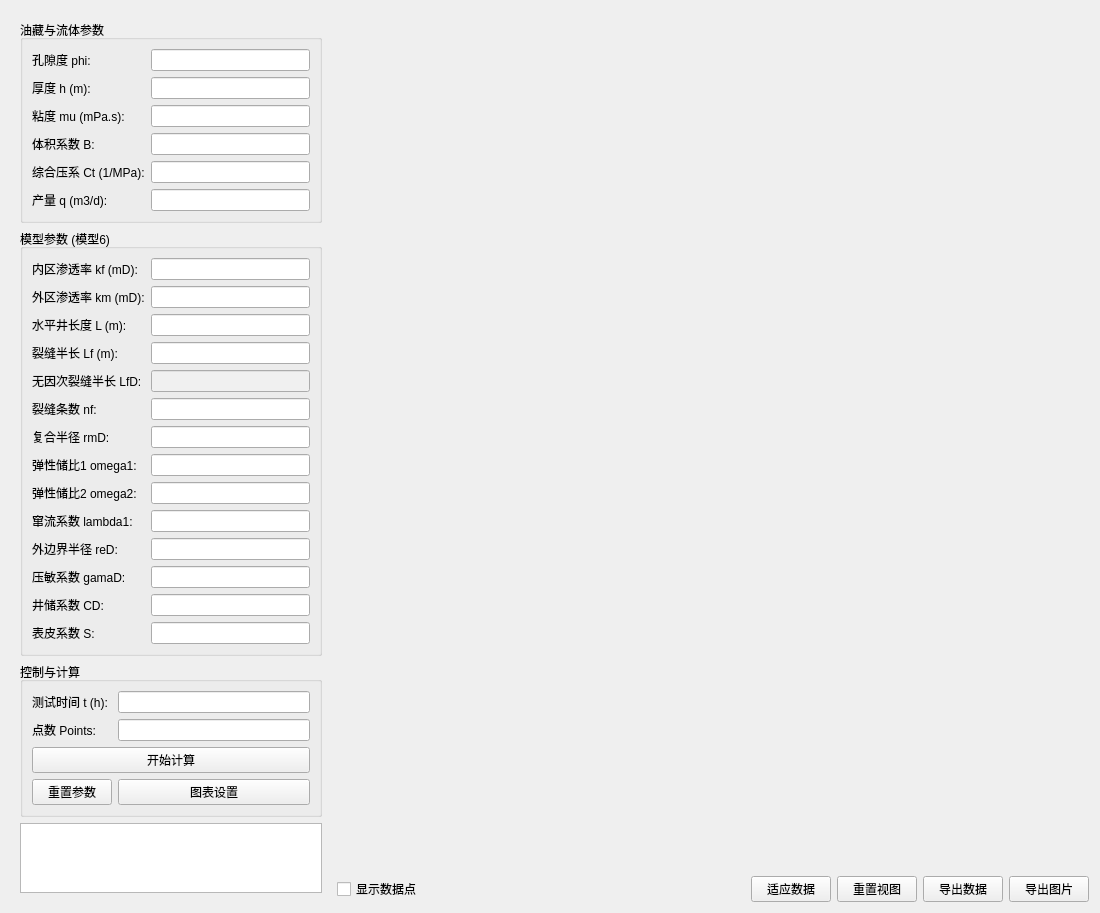
Qt form modelwidget6.ui (Luqinghao1/WT1217D) before a commit.
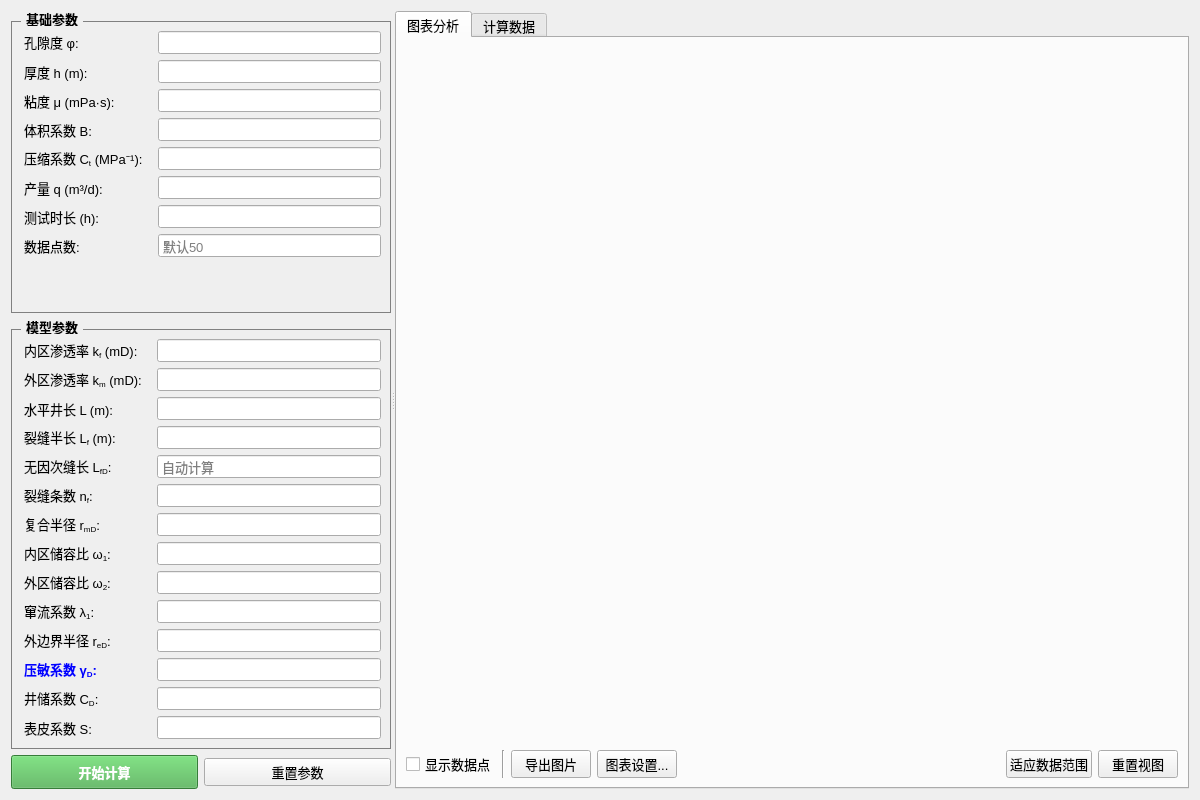
The same form after that commit.

What changed in the file:
```diff
--- a/modelwidget6.ui
+++ b/modelwidget6.ui
@@ -6,25 +6,26 @@
    <rect>
     <x>0</x>
     <y>0</y>
-    <width>1100</width>
+    <width>1200</width>
     <height>800</height>
    </rect>
   </property>
   <property name="windowTitle">
-   <string>Model 6</string>
+   <string>ModelWidget6 - 复合油藏水平井(含井储表皮)</string>
+  </property>
+  <property name="styleSheet">
+   <string notr="true">QWidget { color: black; font-family: &quot;Microsoft YaHei&quot;; font-size: 10pt; } QGroupBox { font-weight: bold; border: 1px solid gray; margin-top: 10px; } QGroupBox::title { subcontrol-origin: margin; left: 10px; padding: 0 3px; } QLineEdit { padding: 2px; } QLabel { padding-right: 5px; }</string>
   </property>
   <layout class="QHBoxLayout" name="horizontalLayout">
    <item>
+    <widget class="QSplitter" name="splitter">
+     <property name="orientation">
+      <enum>Qt::Orientation::Horizontal</enum>
+     </property>
     <widget class="QWidget" name="leftPanel" native="true">
-     <property name="minimumSize">
-      <size>
-       <width>320</width>
-       <height>0</height>
-      </size>
-     </property>
      <property name="maximumSize">
       <size>
-       <width>320</width>
+        <width>380</width>
        <height>16777215</height>
       </size>
      </property>
@@ -32,137 +33,248 @@
       <item>
        <widget class="QGroupBox" name="grpBaseParams">
         <property name="title">
-         <string>油藏与流体参数</string>
-        </property>
-        <layout class="QFormLayout" name="formLayout">
+          <string>基础参数</string>
+         </property>
+         <layout class="QFormLayout" name="formLayout_Base">
          <item row="0" column="0">
-          <widget class="QLabel" name="label"><property name="text"><string>孔隙度 phi:</string></property></widget>
+           <widget class="QLabel" name="label_phi">
+            <property name="text">
+             <string>&lt;html&gt;&lt;head/&gt;&lt;body&gt;&lt;p&gt;孔隙度 φ:&lt;/p&gt;&lt;/body&gt;&lt;/html&gt;</string>
+            </property>
+           </widget>
          </item>
          <item row="0" column="1">
           <widget class="QLineEdit" name="phiEdit"/>
          </item>
          <item row="1" column="0">
-          <widget class="QLabel" name="label_2"><property name="text"><string>厚度 h (m):</string></property></widget>
+           <widget class="QLabel" name="label_h">
+            <property name="text">
+             <string>厚度 h (m):</string>
+            </property>
+           </widget>
          </item>
          <item row="1" column="1">
           <widget class="QLineEdit" name="hEdit"/>
          </item>
          <item row="2" column="0">
-          <widget class="QLabel" name="label_3"><property name="text"><string>粘度 mu (mPa.s):</string></property></widget>
+           <widget class="QLabel" name="label_mu">
+            <property name="text">
+             <string>粘度 μ (mPa·s):</string>
+            </property>
+           </widget>
          </item>
          <item row="2" column="1">
           <widget class="QLineEdit" name="muEdit"/>
          </item>
          <item row="3" column="0">
-          <widget class="QLabel" name="label_4"><property name="text"><string>体积系数 B:</string></property></widget>
+           <widget class="QLabel" name="label_B">
+            <property name="text">
+             <string>体积系数 B:</string>
+            </property>
+           </widget>
          </item>
          <item row="3" column="1">
           <widget class="QLineEdit" name="BEdit"/>
          </item>
          <item row="4" column="0">
-          <widget class="QLabel" name="label_5"><property name="text"><string>综合压系 Ct (1/MPa):</string></property></widget>
+           <widget class="QLabel" name="label_Ct">
+            <property name="text">
+             <string>&lt;html&gt;&lt;head/&gt;&lt;body&gt;&lt;p&gt;压缩系数 C&lt;sub&gt;t&lt;/sub&gt; (MPa⁻¹):&lt;/p&gt;&lt;/body&gt;&lt;/html&gt;</string>
+            </property>
+           </widget>
          </item>
          <item row="4" column="1">
           <widget class="QLineEdit" name="CtEdit"/>
          </item>
          <item row="5" column="0">
-          <widget class="QLabel" name="label_6"><property name="text"><string>产量 q (m3/d):</string></property></widget>
+           <widget class="QLabel" name="label_q">
+            <property name="text">
+             <string>产量 q (m³/d):</string>
+            </property>
+           </widget>
          </item>
          <item row="5" column="1">
           <widget class="QLineEdit" name="qEdit"/>
          </item>
+          <item row="6" column="0">
+           <widget class="QLabel" name="label_t">
+            <property name="text">
+             <string>测试时长 (h):</string>
+            </property>
+           </widget>
+          </item>
+          <item row="6" column="1">
+           <widget class="QLineEdit" name="tEdit"/>
+          </item>
+          <item row="7" column="0">
+           <widget class="QLabel" name="label_points">
+            <property name="text">
+             <string>数据点数:</string>
+            </property>
+           </widget>
+          </item>
+          <item row="7" column="1">
+           <widget class="QLineEdit" name="pointsEdit">
+            <property name="placeholderText">
+             <string>默认50</string>
+            </property>
+           </widget>
+          </item>
         </layout>
        </widget>
       </item>
       <item>
        <widget class="QGroupBox" name="grpModelParams">
         <property name="title">
-         <string>模型参数 (模型6)</string>
-        </property>
-        <layout class="QFormLayout" name="formLayout_2">
+          <string>模型参数</string>
+         </property>
+         <layout class="QFormLayout" name="formLayout_Model">
          <item row="0" column="0">
-          <widget class="QLabel" name="label_7"><property name="text"><string>内区渗透率 kf (mD):</string></property></widget>
+           <widget class="QLabel" name="label_kf">
+            <property name="text">
+             <string>&lt;html&gt;&lt;head/&gt;&lt;body&gt;&lt;p&gt;内区渗透率 k&lt;sub&gt;f&lt;/sub&gt; (mD):&lt;/p&gt;&lt;/body&gt;&lt;/html&gt;</string>
+            </property>
+           </widget>
          </item>
          <item row="0" column="1">
           <widget class="QLineEdit" name="kfEdit"/>
          </item>
          <item row="1" column="0">
-          <widget class="QLabel" name="label_8"><property name="text"><string>外区渗透率 km (mD):</string></property></widget>
+           <widget class="QLabel" name="label_km">
+            <property name="text">
+             <string>&lt;html&gt;&lt;head/&gt;&lt;body&gt;&lt;p&gt;外区渗透率 k&lt;sub&gt;m&lt;/sub&gt; (mD):&lt;/p&gt;&lt;/body&gt;&lt;/html&gt;</string>
+            </property>
+           </widget>
          </item>
          <item row="1" column="1">
           <widget class="QLineEdit" name="kmEdit"/>
          </item>
          <item row="2" column="0">
-          <widget class="QLabel" name="label_9"><property name="text"><string>水平井长度 L (m):</string></property></widget>
+           <widget class="QLabel" name="label_L">
+            <property name="text">
+             <string>水平井长 L (m):</string>
+            </property>
+           </widget>
          </item>
          <item row="2" column="1">
           <widget class="QLineEdit" name="LEdit"/>
          </item>
          <item row="3" column="0">
-          <widget class="QLabel" name="label_10"><property name="text"><string>裂缝半长 Lf (m):</string></property></widget>
+           <widget class="QLabel" name="label_Lf">
+            <property name="text">
+             <string>&lt;html&gt;&lt;head/&gt;&lt;body&gt;&lt;p&gt;裂缝半长 L&lt;sub&gt;f&lt;/sub&gt; (m):&lt;/p&gt;&lt;/body&gt;&lt;/html&gt;</string>
+            </property>
+           </widget>
          </item>
          <item row="3" column="1">
           <widget class="QLineEdit" name="LfEdit"/>
          </item>
          <item row="4" column="0">
-          <widget class="QLabel" name="label_LfD"><property name="text"><string>无因次裂缝半长 LfD:</string></property></widget>
+           <widget class="QLabel" name="label_LfD">
+            <property name="text">
+             <string>&lt;html&gt;&lt;head/&gt;&lt;body&gt;&lt;p&gt;无因次缝长 L&lt;sub&gt;fD&lt;/sub&gt;:&lt;/p&gt;&lt;/body&gt;&lt;/html&gt;</string>
+            </property>
+           </widget>
          </item>
          <item row="4" column="1">
           <widget class="QLineEdit" name="LfDEdit">
-           <property name="readOnly"><bool>true</bool></property>
-           <property name="styleSheet"><string>background-color: #f0f0f0;</string></property>
+            <property name="readOnly">
+             <bool>true</bool>
+            </property>
+            <property name="placeholderText">
+             <string>自动计算</string>
+            </property>
           </widget>
          </item>
          <item row="5" column="0">
-          <widget class="QLabel" name="label_11"><property name="text"><string>裂缝条数 nf:</string></property></widget>
+           <widget class="QLabel" name="label_nf">
+            <property name="text">
+             <string>&lt;html&gt;&lt;head/&gt;&lt;body&gt;&lt;p&gt;裂缝条数 n&lt;sub&gt;f&lt;/sub&gt;:&lt;/p&gt;&lt;/body&gt;&lt;/html&gt;</string>
+            </property>
+           </widget>
          </item>
          <item row="5" column="1">
           <widget class="QLineEdit" name="nfEdit"/>
          </item>
          <item row="6" column="0">
-          <widget class="QLabel" name="label_12"><property name="text"><string>复合半径 rmD:</string></property></widget>
+           <widget class="QLabel" name="label_rmD">
+            <property name="text">
+             <string>&lt;html&gt;&lt;head/&gt;&lt;body&gt;&lt;p&gt;复合半径 r&lt;sub&gt;mD&lt;/sub&gt;:&lt;/p&gt;&lt;/body&gt;&lt;/html&gt;</string>
+            </property>
+           </widget>
          </item>
          <item row="6" column="1">
           <widget class="QLineEdit" name="rmDEdit"/>
          </item>
          <item row="7" column="0">
-          <widget class="QLabel" name="label_13"><property name="text"><string>弹性储比1 omega1:</string></property></widget>
+           <widget class="QLabel" name="label_omga1">
+            <property name="text">
+             <string>&lt;html&gt;&lt;head/&gt;&lt;body&gt;&lt;p&gt;内区储容比 ω&lt;sub&gt;1&lt;/sub&gt;:&lt;/p&gt;&lt;/body&gt;&lt;/html&gt;</string>
+            </property>
+           </widget>
          </item>
          <item row="7" column="1">
           <widget class="QLineEdit" name="omga1Edit"/>
          </item>
          <item row="8" column="0">
-          <widget class="QLabel" name="label_14"><property name="text"><string>弹性储比2 omega2:</string></property></widget>
+           <widget class="QLabel" name="label_omga2">
+            <property name="text">
+             <string>&lt;html&gt;&lt;head/&gt;&lt;body&gt;&lt;p&gt;外区储容比 ω&lt;sub&gt;2&lt;/sub&gt;:&lt;/p&gt;&lt;/body&gt;&lt;/html&gt;</string>
+            </property>
+           </widget>
          </item>
          <item row="8" column="1">
           <widget class="QLineEdit" name="omga2Edit"/>
          </item>
          <item row="9" column="0">
-          <widget class="QLabel" name="label_15"><property name="text"><string>窜流系数 lambda1:</string></property></widget>
+           <widget class="QLabel" name="label_remda1">
+            <property name="text">
+             <string>&lt;html&gt;&lt;head/&gt;&lt;body&gt;&lt;p&gt;窜流系数 λ&lt;sub&gt;1&lt;/sub&gt;:&lt;/p&gt;&lt;/body&gt;&lt;/html&gt;</string>
+            </property>
+           </widget>
          </item>
          <item row="9" column="1">
           <widget class="QLineEdit" name="remda1Edit"/>
          </item>
          <item row="10" column="0">
-          <widget class="QLabel" name="label_reD"><property name="text"><string>外边界半径 reD:</string></property></widget>
+           <widget class="QLabel" name="label_reD">
+            <property name="text">
+             <string>&lt;html&gt;&lt;head/&gt;&lt;body&gt;&lt;p&gt;外边界半径 r&lt;sub&gt;eD&lt;/sub&gt;:&lt;/p&gt;&lt;/body&gt;&lt;/html&gt;</string>
+            </property>
+           </widget>
          </item>
          <item row="10" column="1">
           <widget class="QLineEdit" name="reDEdit"/>
          </item>
          <item row="11" column="0">
-          <widget class="QLabel" name="label_gamaD"><property name="text"><string>压敏系数 gamaD:</string></property></widget>
+           <widget class="QLabel" name="label_gamaD">
+            <property name="styleSheet">
+             <string notr="true">color: blue; font-weight: bold;</string>
+            </property>
+            <property name="text">
+             <string>&lt;html&gt;&lt;head/&gt;&lt;body&gt;&lt;p&gt;压敏系数 γ&lt;sub&gt;D&lt;/sub&gt;:&lt;/p&gt;&lt;/body&gt;&lt;/html&gt;</string>
+            </property>
+           </widget>
          </item>
          <item row="11" column="1">
           <widget class="QLineEdit" name="gamaDEdit"/>
          </item>
          <item row="12" column="0">
-          <widget class="QLabel" name="label_cD"><property name="text"><string>井储系数 CD:</string></property></widget>
+           <widget class="QLabel" name="label_cD">
+            <property name="text">
+             <string>&lt;html&gt;&lt;head/&gt;&lt;body&gt;&lt;p&gt;井储系数 C&lt;sub&gt;D&lt;/sub&gt;:&lt;/p&gt;&lt;/body&gt;&lt;/html&gt;</string>
+            </property>
+           </widget>
          </item>
          <item row="12" column="1">
           <widget class="QLineEdit" name="cDEdit"/>
          </item>
          <item row="13" column="0">
-          <widget class="QLabel" name="label_S"><property name="text"><string>表皮系数 S:</string></property></widget>
+           <widget class="QLabel" name="label_S">
+            <property name="text">
+             <string>表皮系数 S:</string>
+            </property>
+           </widget>
          </item>
          <item row="13" column="1">
           <widget class="QLineEdit" name="sEdit"/>
@@ -171,76 +283,41 @@
        </widget>
       </item>
       <item>
-       <widget class="QGroupBox" name="grpControl">
-        <property name="title">
-         <string>控制与计算</string>
-        </property>
-        <layout class="QGridLayout" name="gridLayout">
-         <item row="0" column="0">
-          <widget class="QLabel" name="label_16"><property name="text"><string>测试时间 t (h):</string></property></widget>
-         </item>
-         <item row="0" column="1">
-          <widget class="QLineEdit" name="tEdit"/>
-         </item>
-         <item row="1" column="0">
-          <widget class="QLabel" name="label_17"><property name="text"><string>点数 Points:</string></property></widget>
-         </item>
-         <item row="1" column="1">
-          <widget class="QLineEdit" name="pointsEdit"/>
-         </item>
-         <item row="2" column="0" colspan="2">
+        <layout class="QHBoxLayout" name="horizontalLayout_Btns">
+         <item>
           <widget class="QPushButton" name="calculateButton">
+           <property name="styleSheet">
+            <string notr="true">background-color: #4CAF50; color: white; font-weight: bold; padding: 6px;</string>
+           </property>
            <property name="text">
             <string>开始计算</string>
            </property>
           </widget>
          </item>
-         <item row="3" column="0">
+         <item>
           <widget class="QPushButton" name="resetButton">
            <property name="text">
             <string>重置参数</string>
            </property>
           </widget>
          </item>
-         <item row="3" column="1">
-          <widget class="QPushButton" name="chartSettingsButton">
-           <property name="text">
-            <string>图表设置</string>
-           </property>
-          </widget>
-         </item>
         </layout>
-       </widget>
-      </item>
-      <item>
-       <spacer name="verticalSpacer">
-        <property name="orientation">
-         <enum>Qt::Vertical</enum>
-        </property>
-        <property name="sizeHint" stdset="0">
-         <size>
-          <width>20</width>
-          <height>40</height>
-         </size>
-        </property>
-       </spacer>
-      </item>
-      <item>
-       <widget class="QTextEdit" name="resultTextEdit">
-        <property name="maximumSize">
-         <size>
-          <width>16777215</width>
-          <height>100</height>
-         </size>
-        </property>
-       </widget>
-      </item>
-     </layout>
-    </widget>
-   </item>
-   <item>
+       </item>
+      </layout>
+     </widget>
+     <widget class="QWidget" name="rightPanel" native="true">
     <layout class="QVBoxLayout" name="rightLayout">
      <item>
+        <widget class="QTabWidget" name="tabWidget_Right">
+         <property name="currentIndex">
+          <number>0</number>
+         </property>
+         <widget class="QWidget" name="tab_Chart">
+          <attribute name="title">
+           <string>图表分析</string>
+          </attribute>
+          <layout class="QVBoxLayout" name="verticalLayout_ChartTab">
+           <item>
       <widget class="QWidget" name="chartContainer" native="true">
        <property name="sizePolicy">
         <sizepolicy hsizetype="Expanding" vsizetype="Expanding">
@@ -248,16 +325,10 @@
          <verstretch>0</verstretch>
         </sizepolicy>
        </property>
-       <property name="minimumSize">
-        <size>
-         <width>500</width>
-         <height>400</height>
-        </size>
-       </property>
       </widget>
      </item>
      <item>
-      <layout class="QHBoxLayout" name="toolsLayout">
+            <layout class="QHBoxLayout" name="horizontalLayout_ChartTools">
        <item>
         <widget class="QCheckBox" name="checkShowPoints">
          <property name="text">
@@ -265,6 +336,27 @@
          </property>
         </widget>
        </item>
+             <item>
+              <widget class="Line" name="line">
+               <property name="orientation">
+                <enum>Qt::Orientation::Vertical</enum>
+               </property>
+              </widget>
+             </item>
+             <item>
+              <widget class="QPushButton" name="btnExportImage">
+               <property name="text">
+                <string>导出图片</string>
+               </property>
+              </widget>
+             </item>
+             <item>
+              <widget class="QPushButton" name="chartSettingsButton">
+               <property name="text">
+                <string>图表设置...</string>
+               </property>
+              </widget>
+             </item>
        <item>
         <spacer name="horizontalSpacer">
          <property name="orientation">
@@ -281,7 +373,7 @@
        <item>
         <widget class="QPushButton" name="fitToDataButton">
          <property name="text">
-          <string>适应数据</string>
+                <string>适应数据范围</string>
          </property>
         </widget>
        </item>
@@ -292,23 +384,36 @@
          </property>
         </widget>
        </item>
+            </layout>
+           </item>
+          </layout>
+         </widget>
+         <widget class="QWidget" name="tab_Data">
+          <attribute name="title">
+           <string>计算数据</string>
+          </attribute>
+          <layout class="QVBoxLayout" name="verticalLayout_DataTab">
+           <item>
+            <widget class="QTextEdit" name="resultTextEdit">
+             <property name="readOnly">
+              <bool>true</bool>
+             </property>
+            </widget>
+           </item>
        <item>
         <widget class="QPushButton" name="btnExportData">
          <property name="text">
-          <string>导出数据</string>
+              <string>导出数据 (.csv)</string>
          </property>
         </widget>
        </item>
-       <item>
-        <widget class="QPushButton" name="btnExportImage">
-         <property name="text">
-          <string>导出图片</string>
-         </property>
-        </widget>
+          </layout>
+         </widget>
+        </widget>
        </item>
       </layout>
-     </item>
-    </layout>
+     </widget>
+    </widget>
    </item>
   </layout>
  </widget>
```
Left out of the diff: 6 changed lines with no effect on the pictures. Lines whose indentation alone changed are shown as unchanged.
